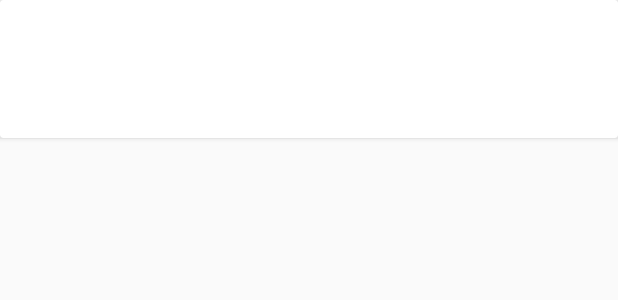
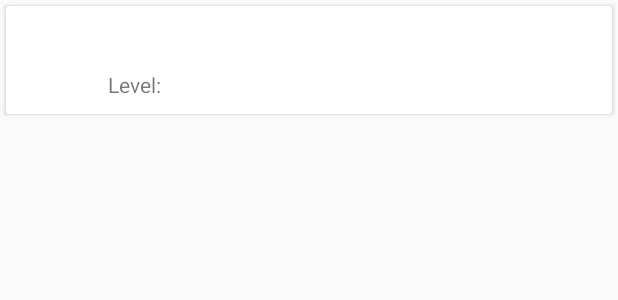
Before and after one commit to GradyLealand/StrideRPG, an Android app: the layout fragment_leaderboards_item.xml on its own in the app's theme, with its tools: preview values and no code run, on a phone screen of 412 x 824 dp. Shown: the top 300 px of the screen. Run offline under Robolectric (Android 15) with nearby library versions, the phone set to English and light mode, and no system bars.

Commit message:
add a bit of styling to each CardView in the leaderboards.

```diff
--- a/StrideRPG/app/src/main/res/layout/fragment_leaderboards_item.xml
+++ b/StrideRPG/app/src/main/res/layout/fragment_leaderboards_item.xml
@@ -1,42 +1,49 @@
 <?xml version="1.0" encoding="utf-8"?>
-<android.support.v7.widget.CardView
-    xmlns:android="http://schemas.android.com/apk/res/android"
+<android.support.v7.widget.CardView xmlns:android="http://schemas.android.com/apk/res/android"
+    xmlns:app="http://schemas.android.com/apk/res-auto"
+    android:id="@+id/cv"
     android:layout_width="match_parent"
     android:layout_height="wrap_content"
-    android:id="@+id/cv"
-    >
+    android:layout_margin="4dp"
+    android:elevation="8dp">
 
     <RelativeLayout
         android:layout_width="match_parent"
         android:layout_height="wrap_content"
-        android:padding="16dp"
-        >
+        android:layout_margin="2dp"
+        android:padding="8dp">
 
         <ImageView
+            android:id="@+id/player_profile_picture"
+            android:layout_width="50dp"
+            android:layout_height="50dp"
+            android:layout_alignParentStart="true"
+            android:layout_alignParentTop="true"
+            android:layout_marginEnd="8dp" />
+
+        <TextView
+            android:id="@+id/player_username"
             android:layout_width="wrap_content"
             android:layout_height="wrap_content"
-            android:id="@+id/player_profile_picture"
-            android:layout_alignParentStart="true"
             android:layout_alignParentTop="true"
-            android:layout_marginEnd="16dp"
-            />
+            android:layout_toEndOf="@+id/player_profile_picture"
+            android:textSize="24sp" />
 
         <TextView
+            android:id="@+id/player_level_label"
             android:layout_width="wrap_content"
             android:layout_height="wrap_content"
-            android:id="@+id/player_username"
+            android:layout_below="@+id/player_username"
             android:layout_toEndOf="@+id/player_profile_picture"
-            android:layout_alignParentTop="true"
-            android:textSize="30sp"
-            />
+            android:text="@string/player_level_label" />
 
         <TextView
+            android:id="@+id/player_level"
             android:layout_width="wrap_content"
             android:layout_height="wrap_content"
-            android:id="@+id/player_level"
-            android:layout_toEndOf="@+id/player_profile_picture"
             android:layout_below="@+id/player_username"
-            />
+            android:layout_marginStart="5dp"
+            android:layout_toEndOf="@+id/player_level_label" />
 
     </RelativeLayout>
 
--- a/StrideRPG/app/src/main/res/layout/fragment_leaderboards_rv.xml
+++ b/StrideRPG/app/src/main/res/layout/fragment_leaderboards_rv.xml
@@ -1,6 +1,6 @@
 <?xml version="1.0" encoding="utf-8"?>
-<android.support.v7.widget.RecyclerView
-    xmlns:android="http://schemas.android.com/apk/res/android"
+<android.support.v7.widget.RecyclerView xmlns:android="http://schemas.android.com/apk/res/android"
+    android:id="@+id/rv"
     android:layout_width="match_parent"
     android:layout_height="match_parent"
-    android:id="@+id/rv" />
+    android:background="@color/material_light_gray" />
--- a/StrideRPG/app/src/main/res/values/strings.xml
+++ b/StrideRPG/app/src/main/res/values/strings.xml
@@ -20,6 +20,7 @@
 
     <!-- TODO: Remove or change this placeholder text -->
     <string name="hello_blank_fragment">Hello blank fragment</string>
+    <string name="player_level_label">Level:</string>
 
 
 </resources>
```
